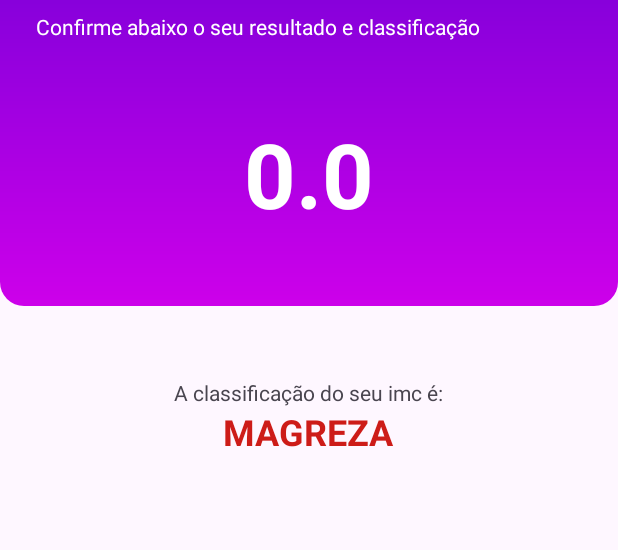
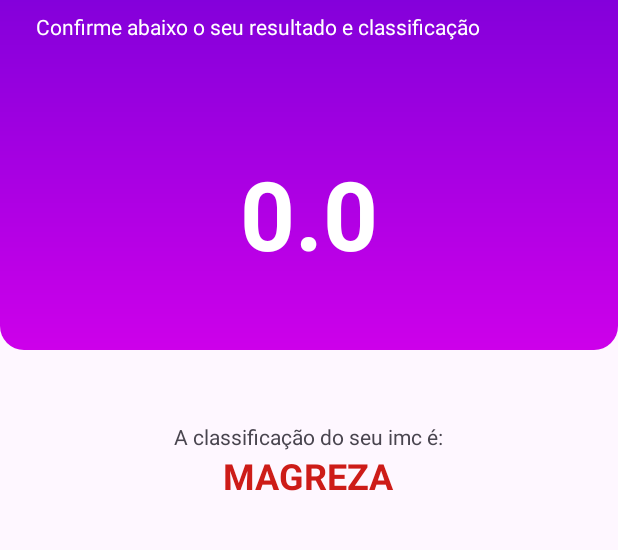
Before and after one commit to wsaadeh/calculadoraImc, an Android app: the ResultActivity screen opened directly, with no data from a screen before it, on a phone screen of 412 x 824 dp, the part 193-743 px from its top. Run offline under Robolectric (Android 15) with nearby library versions, the phone set to English and light mode, and no system bars.

Commit message:
Alterar margem do top tela de resultado.

```diff
--- a/app/src/main/res/layout/activity_result.xml
+++ b/app/src/main/res/layout/activity_result.xml
@@ -11,6 +11,7 @@
     <LinearLayout
         android:id="@+id/vg_header"
         android:layout_width="match_parent"
+        android:layout_marginTop="0dp"
         android:layout_height="wrap_content"
         android:background="@drawable/gradiente_bg"
         android:orientation="vertical" >
@@ -43,10 +44,11 @@
 
         <TextView
             android:id="@+id/tv_result"
-            android:textSize="60dp"
+            android:textSize="64sp"
             android:maxLength="5"
             android:gravity="center"
             android:textColor="@color/white"
+            android:layout_marginTop="24dp"
             android:layout_marginBottom="48dp"
             android:layout_width="match_parent"
             android:layout_height="wrap_content"
```
